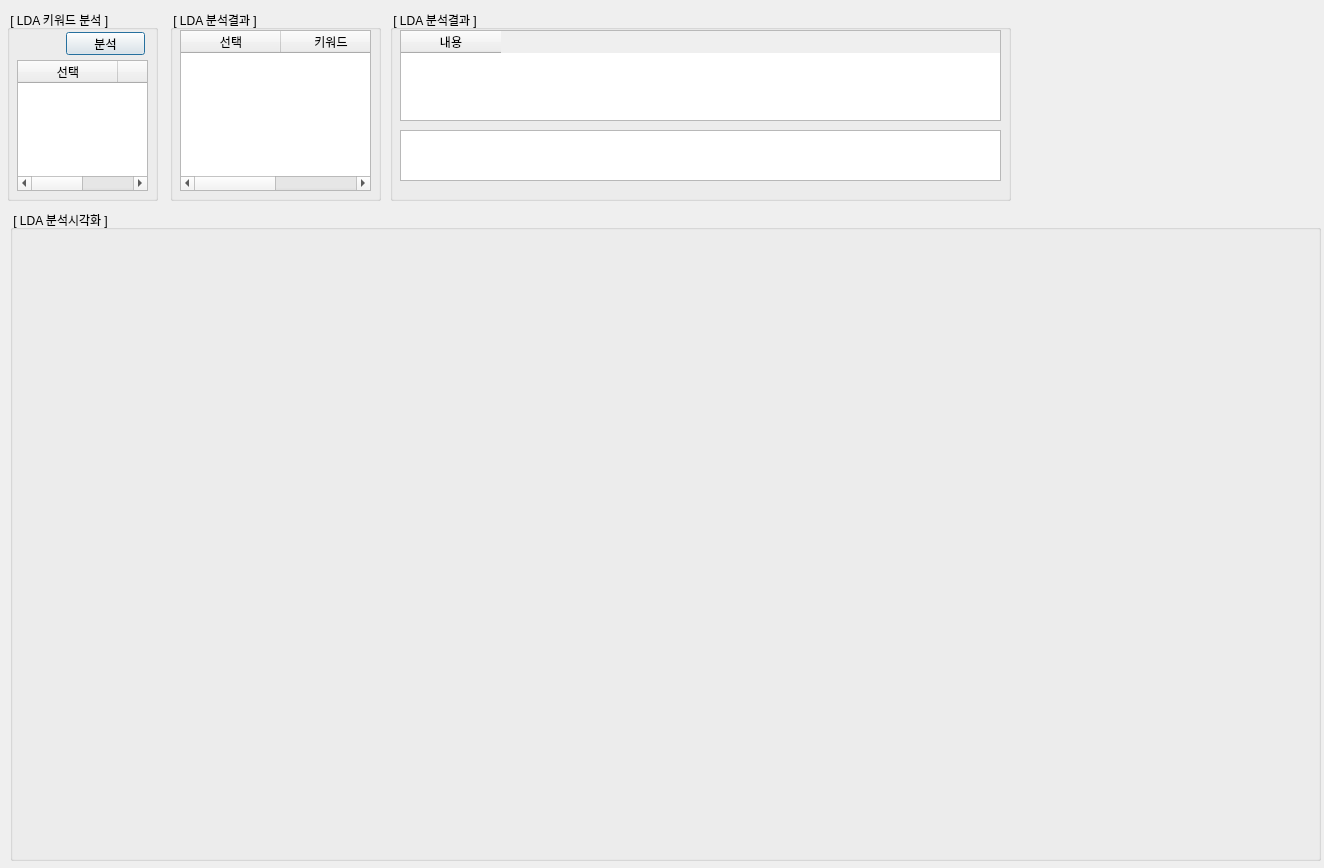
Old version of the form view/UI/frm_view_lda_s.ui in the repository mmjkim/issue_2022.
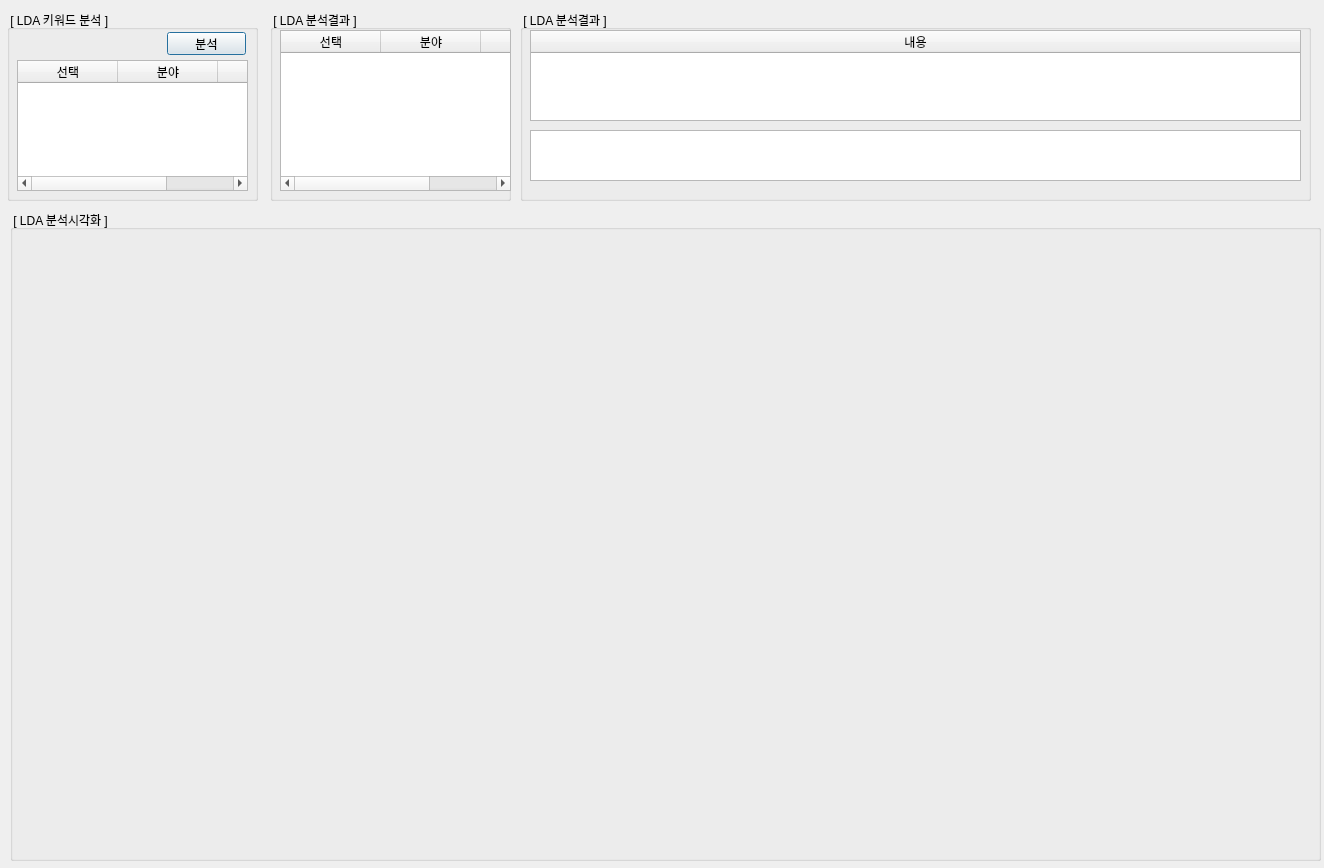
New version of the form.

```diff
--- a/view/UI/frm_view_lda_s.ui
+++ b/view/UI/frm_view_lda_s.ui
@@ -18,7 +18,7 @@
     <rect>
      <x>7</x>
      <y>10</y>
-     <width>151</width>
+     <width>251</width>
      <height>191</height>
     </rect>
    </property>
@@ -28,7 +28,7 @@
    <widget class="QPushButton" name="btn_search">
     <property name="geometry">
      <rect>
-      <x>59</x>
+      <x>160</x>
       <y>22</y>
       <width>79</width>
       <height>23</height>
@@ -43,7 +43,7 @@
      <rect>
       <x>10</x>
       <y>50</y>
-      <width>131</width>
+      <width>231</width>
       <height>131</height>
      </rect>
     </property>
@@ -58,6 +58,11 @@
       <string>선택</string>
      </property>
     </column>
+    <column>
+     <property name="text">
+      <string>분야</string>
+     </property>
+    </column>
     <column>
      <property name="text">
       <string>키워드</string>
@@ -68,9 +73,9 @@
   <widget class="QGroupBox" name="group2">
    <property name="geometry">
     <rect>
-     <x>170</x>
+     <x>270</x>
      <y>10</y>
-     <width>211</width>
+     <width>241</width>
      <height>191</height>
     </rect>
    </property>
@@ -82,7 +87,7 @@
      <rect>
       <x>10</x>
       <y>20</y>
-      <width>191</width>
+      <width>231</width>
       <height>161</height>
      </rect>
     </property>
@@ -97,6 +102,11 @@
       <string>선택</string>
      </property>
     </column>
+    <column>
+     <property name="text">
+      <string>분야</string>
+     </property>
+    </column>
     <column>
      <property name="text">
       <string>키워드</string>
@@ -107,9 +117,9 @@
   <widget class="QGroupBox" name="group3">
    <property name="geometry">
     <rect>
-     <x>390</x>
+     <x>520</x>
      <y>10</y>
-     <width>621</width>
+     <width>791</width>
      <height>191</height>
     </rect>
    </property>
@@ -121,12 +131,12 @@
      <rect>
       <x>10</x>
       <y>20</y>
-      <width>601</width>
+      <width>771</width>
       <height>91</height>
      </rect>
     </property>
     <attribute name="horizontalHeaderStretchLastSection">
-     <bool>false</bool>
+     <bool>true</bool>
     </attribute>
     <attribute name="verticalHeaderStretchLastSection">
      <bool>false</bool>
@@ -142,7 +152,7 @@
      <rect>
       <x>10</x>
       <y>120</y>
-      <width>601</width>
+      <width>771</width>
       <height>51</height>
      </rect>
     </property>
```
